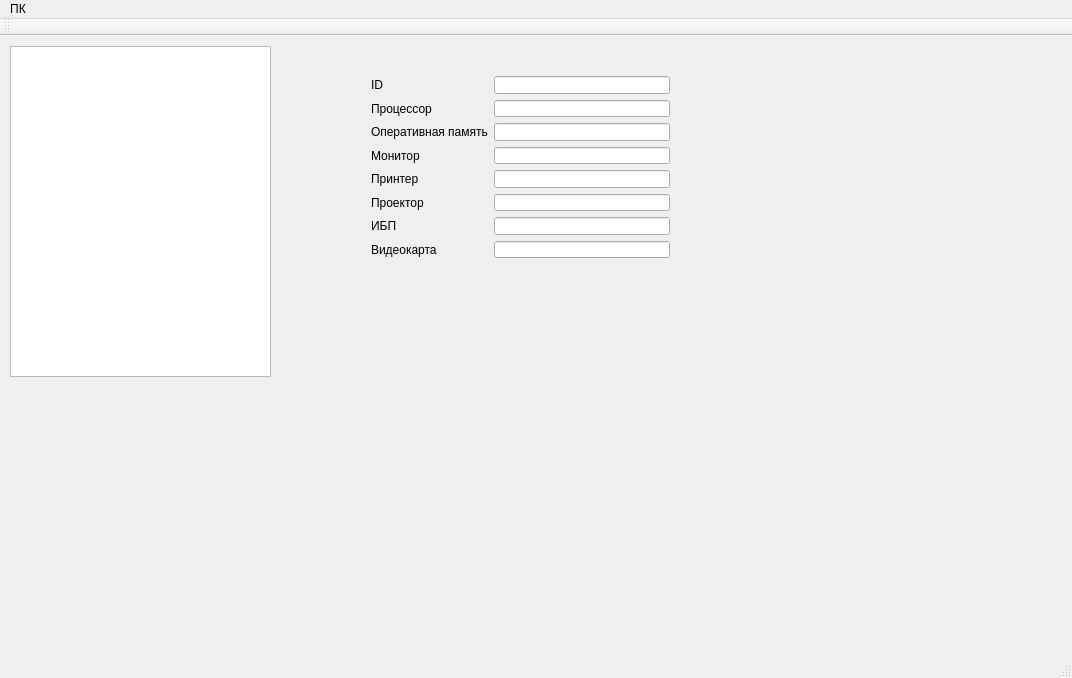
The window that mainwindow.ui (chalexyur/sadb) describes before a commit, drawn with Qt 5.
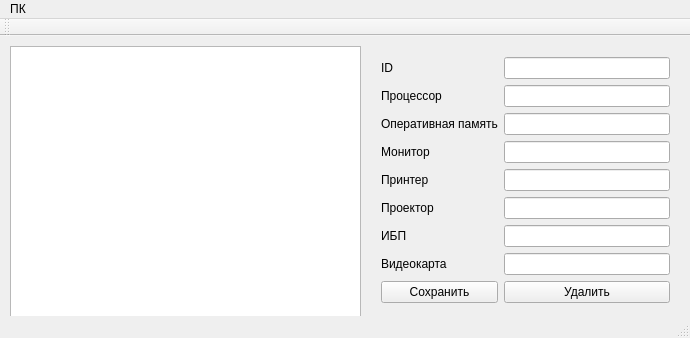
The same window after the commit. Icons and pictures are not drawn.

Diff of the .ui file:
```diff
--- a/mainwindow.ui
+++ b/mainwindow.ui
@@ -6,8 +6,8 @@
    <rect>
     <x>0</x>
     <y>0</y>
-    <width>1072</width>
-    <height>678</height>
+    <width>690</width>
+    <height>338</height>
    </rect>
   </property>
   <property name="windowTitle">
@@ -23,18 +23,18 @@
      <rect>
       <x>10</x>
       <y>10</y>
-      <width>261</width>
-      <height>331</height>
+      <width>351</width>
+      <height>271</height>
      </rect>
     </property>
    </widget>
    <widget class="QWidget" name="">
     <property name="geometry">
      <rect>
-      <x>360</x>
-      <y>29</y>
-      <width>321</width>
-      <height>204</height>
+      <x>370</x>
+      <y>10</y>
+      <width>311</width>
+      <height>271</height>
      </rect>
     </property>
     <layout class="QGridLayout" name="gridLayout">
@@ -45,8 +45,12 @@
        </property>
       </widget>
      </item>
-     <item row="0" column="1">
-      <widget class="QLineEdit" name="lineEditId"/>
+     <item row="0" column="1" colspan="2">
+      <widget class="QLineEdit" name="lineEditId">
+       <property name="readOnly">
+        <bool>true</bool>
+       </property>
+      </widget>
      </item>
      <item row="1" column="0">
       <widget class="QLabel" name="label_2">
@@ -55,7 +59,7 @@
        </property>
       </widget>
      </item>
-     <item row="1" column="1">
+     <item row="1" column="1" colspan="2">
       <widget class="QLineEdit" name="lineEditCpu"/>
      </item>
      <item row="2" column="0">
@@ -65,7 +69,7 @@
        </property>
       </widget>
      </item>
-     <item row="2" column="1">
+     <item row="2" column="1" colspan="2">
       <widget class="QLineEdit" name="lineEditRam"/>
      </item>
      <item row="3" column="0">
@@ -75,7 +79,7 @@
        </property>
       </widget>
      </item>
-     <item row="3" column="1">
+     <item row="3" column="1" colspan="2">
       <widget class="QLineEdit" name="lineEditDisplay"/>
      </item>
      <item row="4" column="0">
@@ -85,7 +89,7 @@
        </property>
       </widget>
      </item>
-     <item row="4" column="1">
+     <item row="4" column="1" colspan="2">
       <widget class="QLineEdit" name="lineEditPrinter"/>
      </item>
      <item row="5" column="0">
@@ -95,7 +99,7 @@
        </property>
       </widget>
      </item>
-     <item row="5" column="1">
+     <item row="5" column="1" colspan="2">
       <widget class="QLineEdit" name="lineEditProjector"/>
      </item>
      <item row="6" column="0">
@@ -105,7 +109,7 @@
        </property>
       </widget>
      </item>
-     <item row="6" column="1">
+     <item row="6" column="1" colspan="2">
       <widget class="QLineEdit" name="lineEditUps"/>
      </item>
      <item row="7" column="0">
@@ -115,9 +119,43 @@
        </property>
       </widget>
      </item>
-     <item row="7" column="1">
+     <item row="7" column="1" colspan="2">
       <widget class="QLineEdit" name="lineEditGpu"/>
      </item>
+     <item row="8" column="0">
+      <widget class="QPushButton" name="pushButtonSave">
+       <property name="text">
+        <string>Сохранить</string>
+       </property>
+       <property name="icon">
+        <iconset resource="recources.qrc">
+         <normaloff>:/new/prefix1/table_save.png</normaloff>:/new/prefix1/table_save.png</iconset>
+       </property>
+       <property name="iconSize">
+        <size>
+         <width>24</width>
+         <height>24</height>
+        </size>
+       </property>
+      </widget>
+     </item>
+     <item row="8" column="1" colspan="2">
+      <widget class="QPushButton" name="pushButtonDelete">
+       <property name="text">
+        <string>Удалить</string>
+       </property>
+       <property name="icon">
+        <iconset resource="recources.qrc">
+         <normaloff>:/new/prefix1/table_delete.png</normaloff>:/new/prefix1/table_delete.png</iconset>
+       </property>
+       <property name="iconSize">
+        <size>
+         <width>24</width>
+         <height>24</height>
+        </size>
+       </property>
+      </widget>
+     </item>
     </layout>
    </widget>
   </widget>
@@ -126,7 +164,7 @@
     <rect>
      <x>0</x>
      <y>0</y>
-     <width>1072</width>
+     <width>690</width>
      <height>21</height>
     </rect>
    </property>
```
